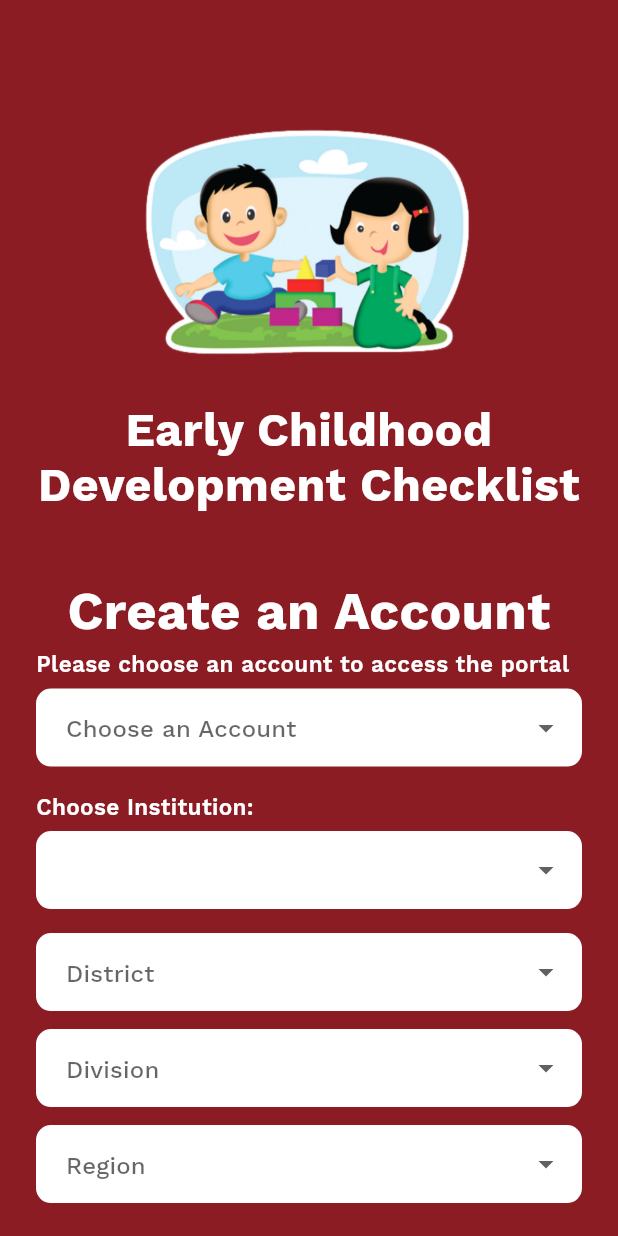
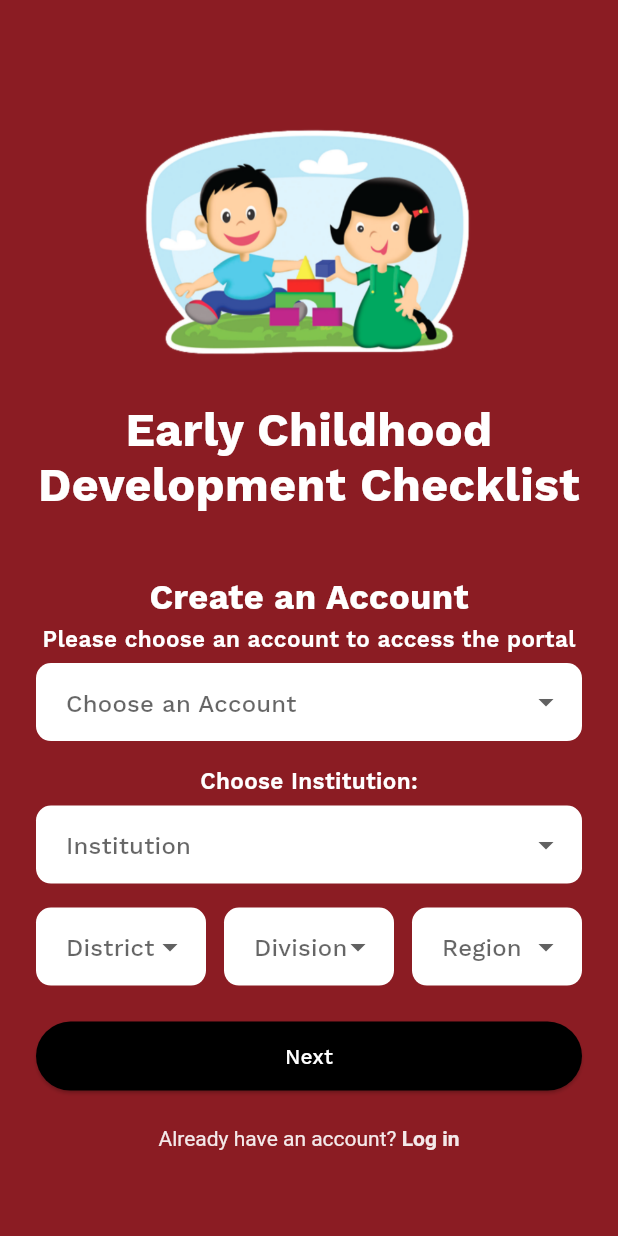
Before and after one commit to aoyesha/eccd, a Flutter app: the RegisterPage screen opened directly, on a phone screen of 412 x 824 dp. Run offline on Flutter 3.47's test engine with Material 3 defaults, Android fonts, the phone set to English and light mode, and no system bars; drawn by our look-alikes of auto_size_text; our stand-ins replace get, google_fonts, sqflite; accounts and stored records are empty.

Commit message:
added two steps

```diff
--- a/lib/view/register_page.dart
+++ b/lib/view/register_page.dart
@@ -1,25 +1,25 @@
-
 import 'package:auto_size_text/auto_size_text.dart';
 import 'package:flutter/gestures.dart';
 import 'package:flutter/material.dart';
-
+import '../services/database_service.dart';
 import 'login_page.dart';
 
-class RegisterPage extends StatefulWidget{
-  const RegisterPage({Key? key}): super(key: key);
+class RegisterPage extends StatefulWidget {
+  const RegisterPage({Key? key}) : super(key: key);
 
   @override
   State<RegisterPage> createState() => _RegisterPageState();
 }
 
-class _RegisterPageState extends State<RegisterPage>{
+class _RegisterPageState extends State<RegisterPage> {
   final _formKey = GlobalKey<FormState>();
 
   final emailController = TextEditingController();
   final passwordController = TextEditingController();
-
+  final nameController = TextEditingController();
 
   bool obscure = true;
+  int currentStep = 1;
 
   String? selectedRole;
   String? selectedInstitution;
@@ -28,20 +28,21 @@ class _RegisterPageState extends State<RegisterPage>{
   String? selectedRegion;
 
   final List<String> accountRole = ['Teacher', 'Admin'];
-  final List<String> institutions = ['A','B','C'];
+  final List<String> institutions = ['A', 'B', 'C'];
   final List<String> district = ['A', 'B'];
-  final List <String> division = ['A', 'B'];
+  final List<String> division = ['A', 'B'];
   final List<String> region = ['A', 'B'];
 
+  @override
+  void dispose() {
+    emailController.dispose();
+    passwordController.dispose();
+    nameController.dispose();
+    super.dispose();
+  }
 
   @override
-  void dispose(){
-    emailController.dispose();
-    passwordController.dispose();
-    super.dispose();
-  }
-  @override
-  Widget build(BuildContext context){
+  Widget build(BuildContext context) {
     return Scaffold(
       body: Container(
         width: double.infinity,
@@ -53,7 +54,7 @@ class _RegisterPageState extends State<RegisterPage>{
           ),
         ),
         child: LayoutBuilder(
-          builder: (context, constraints){
+          builder: (context, constraints) {
             return constraints.maxWidth > 700
                 ? _desktopLayout()
                 : _mobileLayout();
@@ -62,79 +63,58 @@ class _RegisterPageState extends State<RegisterPage>{
       ),
     );
   }
-  // Phone Layout
+
   Widget _mobileLayout() {
     return SingleChildScrollView(
-      padding: const EdgeInsets.symmetric(horizontal:24),
+      padding: const EdgeInsets.symmetric(horizontal: 24),
       child: Column(
-        crossAxisAlignment: CrossAxisAlignment.center,
         children: [
-          const SizedBox(height:80),
-
-          Image.asset(
-            'assets/kids.png',
-            width: 220,
-          ),
-          const SizedBox(height:24),
+          const SizedBox(height: 80),
+          Image.asset('assets/kids.png', width: 220),
+          const SizedBox(height: 24),
           _title(),
-
-          const SizedBox(height:40),
-
+          const SizedBox(height: 40),
           _formHeader(),
-          Align(
-            alignment: Alignment.centerLeft,
-            child: _form()
-          ),
-          const SizedBox(height:24),
+          Align(alignment: Alignment.centerLeft, child: _form()),
+          const SizedBox(height: 24),
         ],
       ),
     );
   }
-// Desktop Layout
-Widget _desktopLayout(){
+
+  Widget _desktopLayout() {
     return Center(
       child: SizedBox(
         width: 1100,
         child: Row(
-          crossAxisAlignment: CrossAxisAlignment.center,
           children: [
             Expanded(
               flex: 5,
               child: Column(
                 mainAxisSize: MainAxisSize.min,
-                crossAxisAlignment: CrossAxisAlignment.start,
                 children: [
                   Padding(
-                    padding: const EdgeInsets.only(left:50),
-                    child: Image.asset(
-                      'assets/kids.png',
-                      width: 400,
+                    padding: const EdgeInsets.only(left: 50),
+                    child: Image.asset('assets/kids.png', width: 400),
                   ),
-                  ),
-                  const SizedBox(height:22),
+                  const SizedBox(height: 22),
                   _title(),
                 ],
               ),
             ),
-            const SizedBox(width:30),
-
+            const SizedBox(width: 30),
             Expanded(
               flex: 4,
-              child: Column(
-                mainAxisSize: MainAxisSize.min,
-                children: [
-                  SizedBox(
+              child: SizedBox(
                 width: 420,
                 child: Column(
                   crossAxisAlignment: CrossAxisAlignment.start,
                   children: [
                     _formHeader(),
-                        const SizedBox(height:20),
+                    const SizedBox(height: 20),
                     _form(),
                   ],
                 ),
-                  ),
-                ],
               ),
             ),
           ],
@@ -142,7 +122,7 @@ Widget _desktopLayout(){
       ),
     );
   }
-// Title
+
   Widget _title() {
     return const AutoSizeText(
       "Early Childhood\nDevelopment Checklist",
@@ -151,36 +131,29 @@ Widget _title() {
       minFontSize: 28,
       style: TextStyle(
         fontSize: 50,
-        fontWeight: FontWeight.w700,
+        fontWeight: FontWeight.bold,
         color: Colors.white,
         height: 1.2,
-
       ),
     );
   }
-// Form
-Widget _formHeader(){
-    return const Column(
-      crossAxisAlignment: CrossAxisAlignment.center,
-      children: [
-        Center(
+
+  Widget _formHeader() {
+    return const Center(
       child: Text(
         "Create an Account",
-            textAlign: TextAlign.center,
         style: TextStyle(
-              fontSize: 35,
+          fontSize: 23,
           fontWeight: FontWeight.w700,
           color: Colors.white,
         ),
       ),
-        ),
-      ],
     );
   }
 
-Widget _label(String text){
+  Widget _label(String text) {
     return Padding(
-      padding: const EdgeInsets.only(bottom:6),
+      padding: const EdgeInsets.only(bottom: 6),
       child: Text(
         text,
         style: const TextStyle(
@@ -200,23 +173,41 @@ Widget _dropdown({
   }) {
     return DropdownButtonFormField<String>(
       value: value,
-      decoration:  InputDecoration(
+      decoration: InputDecoration(
         filled: true,
         fillColor: Colors.white,
         hintText: hint,
-        contentPadding: const EdgeInsets.symmetric(horizontal: 16, vertical: 14),
+        contentPadding:
+        const EdgeInsets.symmetric(horizontal: 16, vertical: 14),
         border: OutlineInputBorder(
           borderRadius: BorderRadius.circular(10),
           borderSide: BorderSide.none,
         ),
       ),
-      items: items.map((item){
-        return DropdownMenuItem<String>(
-          value: item,
-          child: Text(item)
+      items: items
+          .map((item) => DropdownMenuItem(value: item, child: Text(item)))
+          .toList(),
+      onChanged: onChanged,
     );
-      }).toList(),
-      onChanged: onChanged,
+  }
+
+  Widget _input({
+    required TextEditingController controller,
+    required String hint,
+  }) {
+    return TextFormField(
+      controller: controller,
+      decoration: InputDecoration(
+        filled: true,
+        fillColor: Colors.white,
+        hintText: hint,
+        contentPadding:
+        const EdgeInsets.symmetric(vertical: 14, horizontal: 16),
+        border: OutlineInputBorder(
+          borderRadius: BorderRadius.circular(10),
+          borderSide: BorderSide.none,
+        ),
+      ),
     );
   }
 
@@ -228,19 +219,12 @@ Widget _dropdown({
         filled: true,
         fillColor: Colors.white,
         hintText: '●●●●●●●●',
-        // prefixIcon: const Icon(Icons.lock_outline, size:20),
         suffixIcon: IconButton(
-          icon: Icon(
-              size: 20,
-              obscure ? Icons.visibility_off : Icons.visibility
+          icon: Icon(obscure ? Icons.visibility_off : Icons.visibility),
+          onPressed: () => setState(() => obscure = !obscure),
         ),
-          onPressed: (){
-            setState(() {
-              obscure = !obscure;
-            });
-          },
-        ),
-        contentPadding: const EdgeInsets.symmetric(vertical:14, horizontal: 16),
+        contentPadding:
+        const EdgeInsets.symmetric(vertical: 14, horizontal: 16),
         border: OutlineInputBorder(
           borderRadius: BorderRadius.circular(10),
           borderSide: BorderSide.none,
@@ -249,63 +233,12 @@ Widget _dropdown({
     );
   }
 
-  Widget _input({
-    required TextEditingController controller,
-    required String hint,
-    IconData ? icon,
-  }) {
-    return TextFormField(
-      controller: controller,
-      decoration: InputDecoration(
-        filled: true,
-        fillColor: Colors.white,
-        hintText: hint,
-        hintStyle: TextStyle(color: Colors.grey.shade400),
-        // prefixIcon: Icon(icon, size: 20),
-        contentPadding: const EdgeInsets.symmetric(vertical: 14, horizontal: 16),
-        border: OutlineInputBorder(
-          borderRadius: BorderRadius.circular(10),
-          borderSide: BorderSide.none,
-        ),
-      ),
-    );
-  }
-
-Widget _createAccountButton() {
-    return SizedBox(
-      width: double.infinity,
-      height: 46,
-      child: ElevatedButton(
-        style: ElevatedButton.styleFrom(
-          backgroundColor: Colors.black,
-          shape: RoundedRectangleBorder(
-            borderRadius: BorderRadius.circular(8),
-          ),
-        ),
-        onPressed: (){
-          if (_formKey.currentState!.validate()){
-            // Logic here
-          }
-        },
-        child: const Text(
-          'Create Account',
-          style: TextStyle(
-            fontSize: 15,
-            color: Colors.white,
-          ),
-      ),
-      ),
-    );
-}
-
-Widget _form(){
+  Widget _form() {
     return Form(
       key: _formKey,
       child: Column(
-        crossAxisAlignment: CrossAxisAlignment.start,
         children: [
-
-          // Role
+          if (currentStep == 1) ...[
             _label('Please choose an account to access the portal'),
             _dropdown(
               hint: 'Choose an Account',
@@ -313,50 +246,18 @@ Widget _form(){
               value: selectedRole,
               onChanged: (v) => setState(() => selectedRole = v),
             ),
-              const SizedBox(height:16),
-          // Institution
+            const SizedBox(height: 16),
+
             _label('Choose Institution:'),
             _dropdown(
-            hint: '',
+              hint: 'Institution',
               items: institutions,
               value: selectedInstitution,
               onChanged: (v) => setState(() => selectedInstitution = v),
             ),
-            const SizedBox(height:16),
+            const SizedBox(height: 16),
 
-          // District, Division, and Region
-          LayoutBuilder(
-            builder: (context, constraints) {
-              // MOBILE → stack vertically
-              if (constraints.maxWidth < 500) {
-                return Column(
-                  children: [
-                    _dropdown(
-                      hint: 'District',
-                      items: district,
-                      value: selectedDistrict,
-                      onChanged: (v) => setState(() => selectedDistrict = v),
-                    ),
-                    const SizedBox(height: 12),
-                    _dropdown(
-                      hint: 'Division',
-                      items: division,
-                      value: selectedDivision,
-                      onChanged: (v) => setState(() => selectedDivision = v),
-                    ),
-                    const SizedBox(height: 12),
-                    _dropdown(
-                      hint: 'Region',
-                      items: region,
-                      value: selectedRegion,
-                      onChanged: (v) => setState(() => selectedRegion = v),
-                    ),
-                  ],
-                );
-              }
-
-              // DESKTOP/TABLET → row
-              return Row(
+            Row(
               children: [
                 Expanded(
                   child: _dropdown(
@@ -385,45 +286,52 @@ Widget _form(){
                   ),
                 ),
               ],
-              );
-            },
             ),
+            const SizedBox(height: 24),
 
-          const SizedBox(height:18),
-          // Email
+            _stepButton("Next", () {
+              if (selectedRole != null &&
+                  selectedInstitution != null &&
+                  selectedDistrict != null &&
+                  selectedDivision != null &&
+                  selectedRegion != null) {
+                setState(() => currentStep = 2);
+              } else {
+                _showSnackBar("Please complete all selections");
+              }
+            }),
+          ],
+
+          if (currentStep == 2) ...[
+            _label('Your Name:'),
+            _input(controller: nameController, hint: 'Juan Dela Cruz'),
+            const SizedBox(height: 18),
+
             _label('Your Email:'),
-          _input(
-            controller: emailController,
-            hint: 'juan.delacruz@deped.gov.ph',
-          ),
-          const SizedBox(height:18),
+            _input(controller: emailController, hint: 'juan@deped.gov.ph'),
+            const SizedBox(height: 18),
 
-          // Password
-          _label('Set Password: '),
+            _label('Set Password:'),
             _passwordInput(),
+            const SizedBox(height: 24),
+
+            _createAccountButton(),
+            const SizedBox(height: 12),
+            _stepButton("Back", () => setState(() => currentStep = 1)),
+          ],
 
           const SizedBox(height: 24),
 
-      _createAccountButton(),
-
-      const SizedBox(height:16),
-
-      Center(
-        child: RichText(
+          RichText(
             text: TextSpan(
-            style: TextStyle(
-              color: Colors.white.withOpacity(0.9),
-              fontSize: 13,
-            ),
+              style: TextStyle(color: Colors.white.withOpacity(0.9)),
               children: [
                 const TextSpan(text: 'Already have an account? '),
                 TextSpan(
                   text: 'Log in',
-                style: const TextStyle(
-                  color: Colors.white,
-                  fontWeight: FontWeight.bold,
-                ),
-                recognizer: TapGestureRecognizer()..onTap = () {
+                  style: const TextStyle(fontWeight: FontWeight.bold),
+                  recognizer: TapGestureRecognizer()
+                    ..onTap = () {
                       Navigator.pushReplacement(
                         context,
                         MaterialPageRoute(builder: (_) => const LoginPage()),
@@ -433,12 +341,86 @@ Widget _form(){
               ],
             ),
           ),
-          ),
         ],
       ),
     );
   }
 
+  Widget _stepButton(String text, VoidCallback onPressed) {
+    return SizedBox(
+      width: double.infinity,
+      height: 46,
+      child: ElevatedButton(
+        style: ElevatedButton.styleFrom(backgroundColor: Colors.black),
+        onPressed: onPressed,
+        child: Text(text, style: const TextStyle(color: Colors.white)),
+      ),
+    );
+  }
 
+  Widget _createAccountButton() {
+    return _stepButton("Create Account", _handleCreateAccount);
+  }
 
+  Future<void> _handleCreateAccount() async {
+    String name = nameController.text.trim();
+    String email = emailController.text.trim();
+    String password = passwordController.text.trim();
+
+    if (!RegExp(r'^[\w-\.]+@deped\.gov\.ph$').hasMatch(email)) {
+      _showSnackBar("Email must end with @deped.gov.ph");
+      return;
     }
+
+    if (!RegExp(
+        r'^(?=.*[a-z])(?=.*[A-Z])(?=.*\d)(?=.*[@%^&*+#_])[A-Za-z\d@%^&*+#_]{8,}$')
+        .hasMatch(password)) {
+      _showSnackBar("Password must meet complexity rules");
+      return;
+    }
+
+    final db = DatabaseService.instance;
+
+    if (selectedRole == "Teacher") {
+      await db.createTeacher({
+        "teacher_name": name,
+        "email": email,
+        "password": password,
+        "school": selectedInstitution,
+        "district": selectedDistrict,
+        "division": selectedDivision,
+        "region": selectedRegion,
+        "status": "active",
+      });
+    } else {
+      await db.createAdmin({
+        "admin_name": name,
+        "email": email,
+        "password": password,
+        "school": selectedInstitution,
+        "district": selectedDistrict,
+        "division": selectedDivision,
+        "region": selectedRegion,
+        "status": "active",
+      });
+    }
+
+    _showSnackBar("Account created successfully", isError: false);
+
+    Future.delayed(const Duration(seconds: 1), () {
+      Navigator.pushReplacement(
+        context,
+        MaterialPageRoute(builder: (_) => const LoginPage()),
+      );
+    });
+  }
+
+  void _showSnackBar(String message, {bool isError = true}) {
+    ScaffoldMessenger.of(context).showSnackBar(
+      SnackBar(
+        content: Text(message),
+        backgroundColor: isError ? Colors.black : Colors.green[700],
+      ),
+    );
+  }
+}
```
Lines whose indentation alone changed are shown as unchanged.
